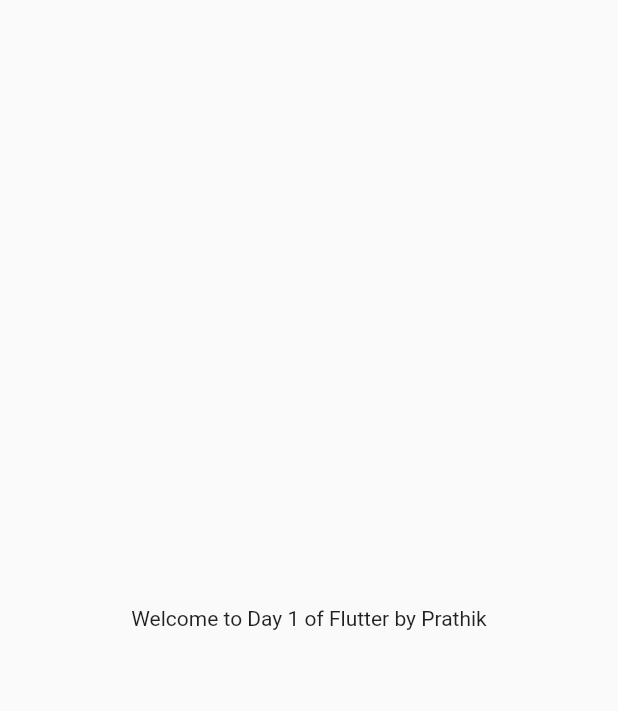
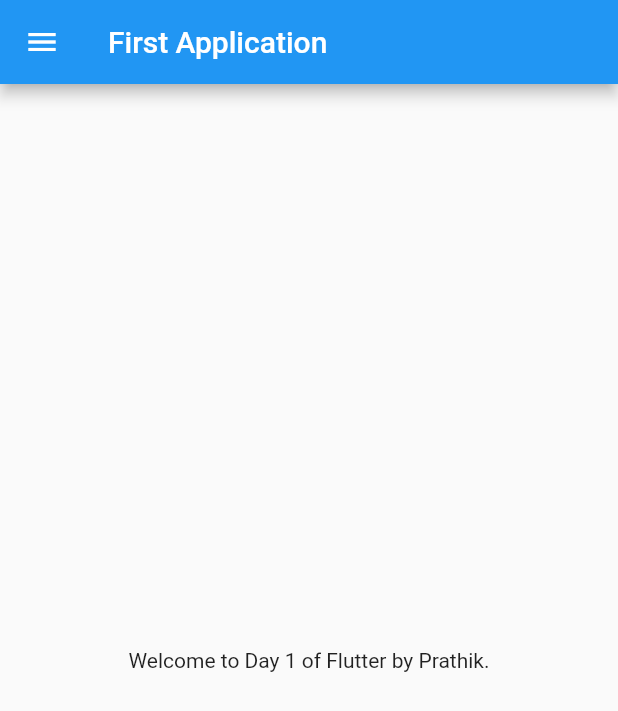
Before and after one commit to prathik2401/Catalog-App-Using-Flutter, a Flutter app: the screen it shows after launch, on a phone screen of 412 x 824 dp. Shown: the top 711 px of the screen. Run offline on Flutter 3.47's test engine with Material 2 defaults, Android fonts, the phone set to English and light mode, and no system bars.

Commit message:
Day 2 Commit

```diff
--- a/lib/home_page.dart
+++ b/lib/home_page.dart
@@ -7,8 +7,12 @@ class HomePage extends StatelessWidget {
   final String name = "Prathik";
   @override
   Widget build(BuildContext context) {
-    return Material(
-      child: Center(child: Text("Welcome to Day $day of Flutter by $name")),
+    return Scaffold(
+      appBar: AppBar(
+        title: const Text("First Application"),
+      ),
+      body: Center(child: Text("Welcome to Day $day of Flutter by $name.")),
+      drawer: const Drawer(),
     );
   }
 }
--- a/lib/main.dart
+++ b/lib/main.dart
@@ -2,14 +2,12 @@ import 'package:flutter/material.dart';
 import 'package:flutter_intro_project/home_page.dart';
 
 void main() {
-  runApp(MyApplication());
+  runApp(const MyApplication());
 }
 
 // ignore: must_be_immutable
 class MyApplication extends StatelessWidget {
-  int day = 1;
-  String name = "Prathik";
-  MyApplication({super.key});
+  const MyApplication({super.key});
   @override
   Widget build(BuildContext context) {
     return const MaterialApp(
```
